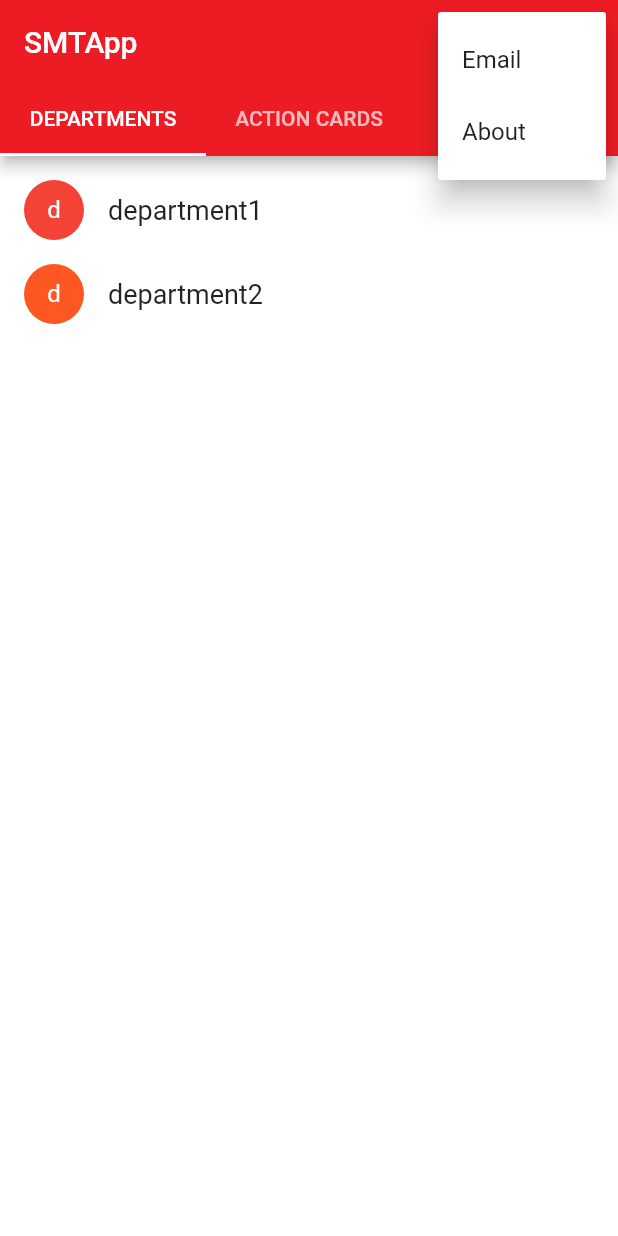
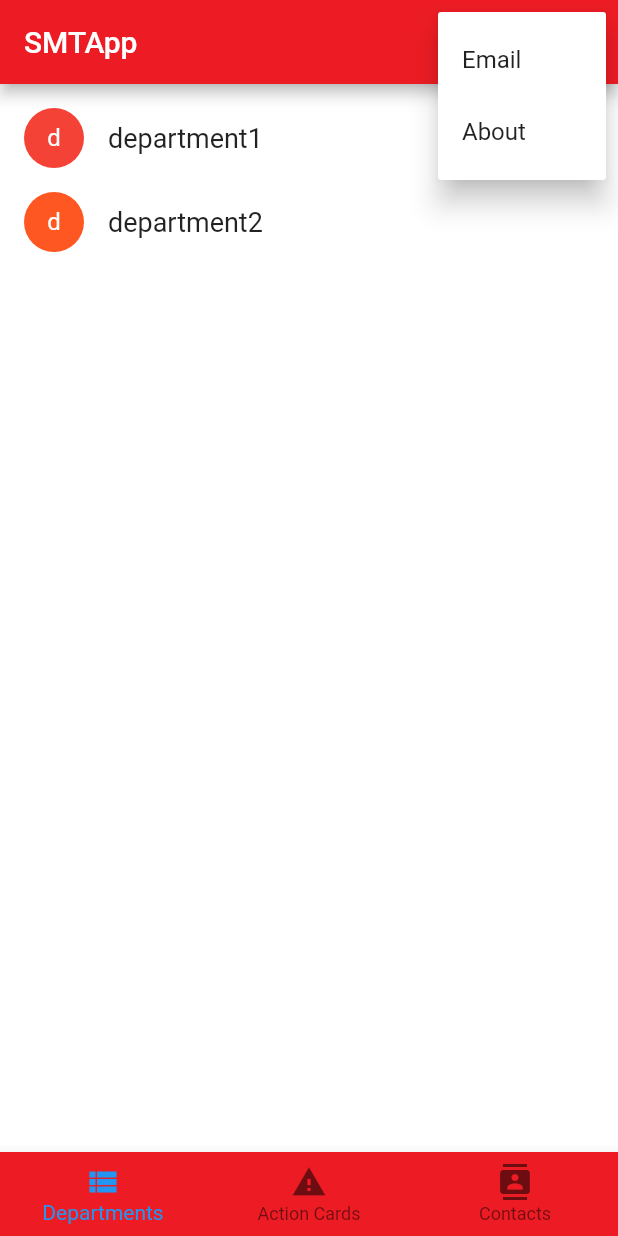
Before and after one commit to SnakeyHips/SMTApp, a Flutter app: the screen it shows after launch, after a tap on the "more vert" icon, on a phone screen of 412 x 824 dp. Run offline on Flutter 3.47's test engine with Material 2 defaults, Android fonts, the phone set to English and light mode, and no system bars; missing offline and left inert: SMTApp; statements that could not run were skipped.

Commit message:
Update home_page.dart
changed tabs to bottomnavbar

```diff
--- a/lib/widgets/home_page.dart
+++ b/lib/widgets/home_page.dart
@@ -10,8 +10,13 @@ class HomePage extends StatefulWidget {
 }
 
 class HomePageState extends State<HomePage> {
-
   final GlobalKey _menuKey = new GlobalKey();
+  int _pageIndex = 0;
+  final List<Widget> _pages = <Widget>[
+    DepartmentsPage(),
+    ActionCardsPage(),
+    ContactsPage()
+  ];
 
   @override
   Widget build(BuildContext context) {
@@ -20,17 +25,7 @@ class HomePageState extends State<HomePage> {
         home: DefaultTabController(
             length: 3,
             child: Scaffold(
-              appBar: AppBar(
-                  bottom: TabBar(
-                    tabs: [
-                      Tab(text: "DEPARTMENTS"),
-                      Tab(text: "ACTION CARDS"),
-                      Tab(text: "CONTACTS")
-                    ],
-                    indicatorColor: Colors.white,
-                  ),
-                  title: Text("SMTApp"),
-                  actions: <Widget>[
+              appBar: AppBar(title: Text("SMTApp"), actions: <Widget>[
                 PopupMenuButton(
                   key: _menuKey,
                   itemBuilder: (context) => <PopupMenuItem>[
@@ -48,13 +43,33 @@ class HomePageState extends State<HomePage> {
                   },
                 ),
               ]),
-              body: TabBarView(
-                children: <Widget>[
-                  new DepartmentsPage(),
-                  new ActionCardsPage(),
-                  new ContactsPage(),
-                ],
-              )),
-        ));
+              body: _pages[_pageIndex],
+              bottomNavigationBar: new Theme(
+                data: Theme.of(context).copyWith(
+                    canvasColor: Color.fromRGBO(237, 28, 36, 1.0),
+                    primaryColor: Colors.white,
+                    textTheme: Theme.of(context).textTheme.copyWith(
+                        caption: new TextStyle(color: Color.fromRGBO(243, 99, 104, 1.0)))),
+                child: BottomNavigationBar(
+                    onTap: onTabTapped,
+                    currentIndex: _pageIndex,
+                    items: [
+                      BottomNavigationBarItem(
+                          icon: Icon(Icons.view_list),
+                          title: Text('Departments')),
+                      BottomNavigationBarItem(
+                          icon: Icon(Icons.report_problem),
+                          title: Text('Action Cards')),
+                      BottomNavigationBarItem(
+                          icon: Icon(Icons.contacts), title: Text('Contacts')),
+                    ]),
+              ),
+            )));
+  }
+
+  void onTabTapped(int index) {
+    setState(() {
+      _pageIndex = index;
+    });
   }
 }
```
Lines whose indentation alone changed are shown as unchanged.
